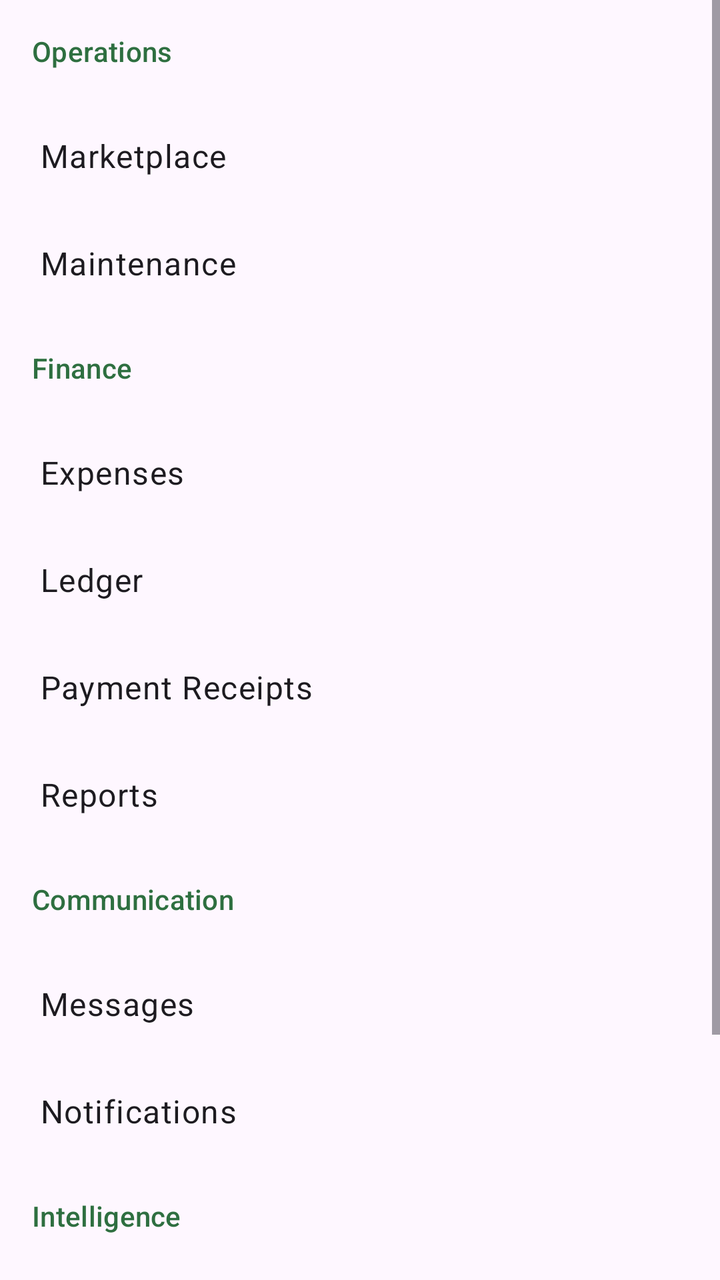
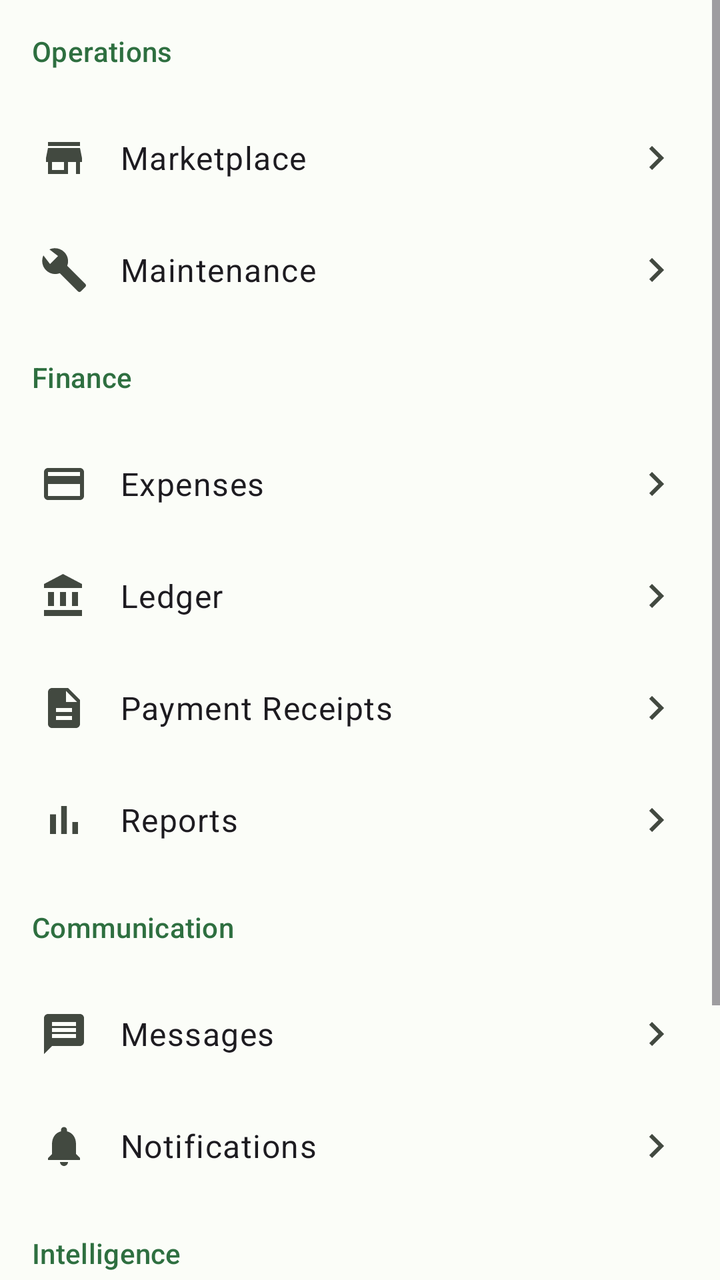

Screens rendered from an Android XML layout before and after an edit, with the pre-edit source and the edit as a unified diff.
<!-- AndroidManifest.xml: application theme Theme.LandLord -->
<!-- res/layout/fragment_more.xml -->
<?xml version="1.0" encoding="utf-8"?>
<ScrollView xmlns:android="http://schemas.android.com/apk/res/android"
    android:layout_width="match_parent"
    android:layout_height="match_parent">

    <LinearLayout
        android:layout_width="match_parent"
        android:layout_height="wrap_content"
        android:orientation="vertical">

        <TextView
            android:layout_width="match_parent"
            android:layout_height="wrap_content"
            android:padding="16dp"
            android:text="Operations"
            android:textAppearance="?attr/textAppearanceTitleSmall"
            android:textColor="?attr/colorPrimary" />

        <TextView
            android:id="@+id/more_marketplace"
            style="@style/MoreRow"
            android:text="Marketplace" />

        <TextView
            android:id="@+id/more_maintenance"
            style="@style/MoreRow"
            android:text="Maintenance" />

        <TextView
            android:layout_width="match_parent"
            android:layout_height="wrap_content"
            android:padding="16dp"
            android:text="Finance"
            android:textAppearance="?attr/textAppearanceTitleSmall"
            android:textColor="?attr/colorPrimary" />

        <TextView
            android:id="@+id/more_expenses"
            style="@style/MoreRow"
            android:text="Expenses" />

        <TextView
            android:id="@+id/more_ledger"
            style="@style/MoreRow"
            android:text="Ledger" />

        <TextView
            android:id="@+id/more_payment_receipts"
            style="@style/MoreRow"
            android:text="Payment Receipts" />

        <TextView
            android:id="@+id/more_reports"
            style="@style/MoreRow"
            android:text="Reports" />

        <TextView
            android:layout_width="match_parent"
            android:layout_height="wrap_content"
            android:padding="16dp"
            android:text="Communication"
            android:textAppearance="?attr/textAppearanceTitleSmall"
            android:textColor="?attr/colorPrimary" />

        <TextView
            android:id="@+id/more_messages"
            style="@style/MoreRow"
            android:text="Messages" />

        <TextView
            android:id="@+id/more_notifications"
            style="@style/MoreRow"
            android:text="Notifications" />

        <TextView
            android:layout_width="match_parent"
            android:layout_height="wrap_content"
            android:padding="16dp"
            android:text="Intelligence"
            android:textAppearance="?attr/textAppearanceTitleSmall"
            android:textColor="?attr/colorPrimary" />

        <TextView
            android:id="@+id/more_insights"
            style="@style/MoreRow"
            android:text="AI Insights" />

        <TextView
            android:layout_width="match_parent"
            android:layout_height="wrap_content"
            android:padding="16dp"
            android:text="Account"
            android:textAppearance="?attr/textAppearanceTitleSmall"
            android:textColor="?attr/colorPrimary" />

        <TextView
            android:id="@+id/more_settings"
            style="@style/MoreRow"
            android:text="Settings" />

    </LinearLayout>
</ScrollView>
<!-- resources referenced by this layout -->
<resources>
  <style name="MoreRow">
          <item name="android:layout_width">match_parent</item>
          <item name="android:layout_height">wrap_content</item>
          <item name="android:paddingHorizontal">20dp</item>
          <item name="android:paddingVertical">16dp</item>
          <item name="android:textAppearance">?attr/textAppearanceBodyLarge</item>
          <item name="android:foreground">?attr/selectableItemBackground</item>
          <item name="android:clickable">true</item>
          <item name="android:focusable">true</item>
      </style>
  <style name="Theme.LandLord" parent="Theme.Material3.DayNight.NoActionBar">
          <item name="colorPrimary">@color/landlord_primary</item>
          <item name="colorPrimaryDark">@color/landlord_primary_dark</item>
          <item name="colorSecondary">@color/landlord_secondary</item>
          <item name="colorOnPrimary">@color/landlord_on_primary</item>
          <item name="android:statusBarColor" tools:targetApi="l">@color/landlord_primary_dark</item>
      </style>
  <color name="landlord_primary">#2E6F40</color>
  <color name="landlord_primary_dark">#1B4332</color>
  <color name="landlord_secondary">#C9A227</color>
  <color name="landlord_on_primary">#FFFFFF</color>
</resources>

<!-- the commit's change to res/layout/fragment_more.xml (unified diff, before → after) -->
@@ -19,11 +19,13 @@
         <TextView
             android:id="@+id/more_marketplace"
             style="@style/MoreRow"
+            android:drawableStart="@drawable/ic_more_marketplace"
             android:text="Marketplace" />
 
         <TextView
             android:id="@+id/more_maintenance"
             style="@style/MoreRow"
+            android:drawableStart="@drawable/ic_more_maintenance"
             android:text="Maintenance" />
 
         <TextView
@@ -37,21 +39,25 @@
         <TextView
             android:id="@+id/more_expenses"
             style="@style/MoreRow"
+            android:drawableStart="@drawable/ic_more_expenses"
             android:text="Expenses" />
 
         <TextView
             android:id="@+id/more_ledger"
             style="@style/MoreRow"
+            android:drawableStart="@drawable/ic_more_ledger"
             android:text="Ledger" />
 
         <TextView
             android:id="@+id/more_payment_receipts"
             style="@style/MoreRow"
+            android:drawableStart="@drawable/ic_more_receipts"
             android:text="Payment Receipts" />
 
         <TextView
             android:id="@+id/more_reports"
             style="@style/MoreRow"
+            android:drawableStart="@drawable/ic_more_reports"
             android:text="Reports" />
 
         <TextView
@@ -65,11 +71,13 @@
         <TextView
             android:id="@+id/more_messages"
             style="@style/MoreRow"
+            android:drawableStart="@drawable/ic_more_messages"
             android:text="Messages" />
 
         <TextView
             android:id="@+id/more_notifications"
             style="@style/MoreRow"
+            android:drawableStart="@drawable/ic_more_notifications"
             android:text="Notifications" />
 
         <TextView
@@ -83,6 +91,7 @@
         <TextView
             android:id="@+id/more_insights"
             style="@style/MoreRow"
+            android:drawableStart="@drawable/ic_more_insights"
             android:text="AI Insights" />
 
         <TextView
@@ -96,6 +105,7 @@
         <TextView
             android:id="@+id/more_settings"
             style="@style/MoreRow"
+            android:drawableStart="@drawable/ic_more_settings"
             android:text="Settings" />
 
     </LinearLayout>
<!-- resource entries referenced after the edit -->
@@ -1,5 +1,115 @@
 <!-- resources referenced by this layout -->
 <resources>
+  <!-- drawable ic_more_expenses (drawable) -->
+  <?xml version="1.0" encoding="utf-8"?>
+  <vector xmlns:android="http://schemas.android.com/apk/res/android"
+      android:width="24dp"
+      android:height="24dp"
+      android:viewportWidth="24"
+      android:viewportHeight="24">
+      <path
+          android:fillColor="#FF000000"
+          android:pathData="M20,4L4,4c-1.11,0 -2,0.89 -2,2v12c0,1.11 0.89,2 2,2h16c1.11,0 2,-0.89 2,-2L22,6c0,-1.11 -0.89,-2 -2,-2zM20,18L4,18v-6h16v6zM20,8L4,8L4,6h16v2z" />
+  </vector>
+  <!-- drawable ic_more_insights (drawable) -->
+  <?xml version="1.0" encoding="utf-8"?>
+  <vector xmlns:android="http://schemas.android.com/apk/res/android"
+      android:width="24dp"
+      android:height="24dp"
+      android:viewportWidth="24"
+      android:viewportHeight="24">
+      <path
+          android:fillColor="#FF000000"
+          android:pathData="M19,9l1.25,-2.75L23,5l-2.75,-1.25L19,1l-1.25,2.75L15,5l2.75,1.25L19,9zM11.5,9.5L9,4L6.5,9.5L1,12l5.5,2.5L9,20l2.5,-5.5L17,12L11.5,9.5zM19,15l-1.25,2.75L15,19l2.75,1.25L19,23l1.25,-2.75L23,19l-2.75,-1.25L19,15z" />
+  </vector>
+  <!-- drawable ic_more_ledger (drawable) -->
+  <?xml version="1.0" encoding="utf-8"?>
+  <vector xmlns:android="http://schemas.android.com/apk/res/android"
+      android:width="24dp"
+      android:height="24dp"
+      android:viewportWidth="24"
+      android:viewportHeight="24">
+      <path
+          android:fillColor="#FF000000"
+          android:pathData="M4,10v7h3v-7L4,10zM10,10v7h3v-7h-3zM2,22h19v-3L2,19v3zM16,10v7h3v-7h-3zM11.5,1L2,6v2h19L21,6L11.5,1z" />
+  </vector>
+  <!-- drawable ic_more_maintenance (drawable) -->
+  <?xml version="1.0" encoding="utf-8"?>
+  <vector xmlns:android="http://schemas.android.com/apk/res/android"
+      android:width="24dp"
+      android:height="24dp"
+      android:viewportWidth="24"
+      android:viewportHeight="24">
+      <path
+          android:fillColor="#FF000000"
+          android:pathData="M22.7,19l-9.1,-9.1c0.9,-2.3 0.4,-5 -1.5,-6.9c-2,-2 -5,-2.4 -7.4,-1.3L9,5L5,9L1.7,4.7C0.6,7.1 1,10.1 3,12.1c1.9,1.9 4.6,2.4 6.9,1.5l9.1,9.1c0.4,0.4 1,0.4 1.4,0l2.3,-2.3C23.1,20 23.1,19.4 22.7,19z" />
+  </vector>
+  <!-- drawable ic_more_marketplace (drawable) -->
+  <?xml version="1.0" encoding="utf-8"?>
+  <vector xmlns:android="http://schemas.android.com/apk/res/android"
+      android:width="24dp"
+      android:height="24dp"
+      android:viewportWidth="24"
+      android:viewportHeight="24">
+      <path
+          android:fillColor="#FF000000"
+          android:pathData="M20,4L4,4v2h16L20,4zM21,14v-2l-1,-5L4,7l-1,5v2h1v6h10v-6h4v6h2v-6h1zM12,18L6,18v-4h6v4z" />
+  </vector>
+  <!-- drawable ic_more_messages (drawable) -->
+  <?xml version="1.0" encoding="utf-8"?>
+  <vector xmlns:android="http://schemas.android.com/apk/res/android"
+      android:width="24dp"
+      android:height="24dp"
+      android:viewportWidth="24"
+      android:viewportHeight="24">
+      <path
+          android:fillColor="#FF000000"
+          android:pathData="M20,2L4,2c-1.1,0 -2,0.9 -2,2v18l4,-4h14c1.1,0 2,-0.9 2,-2L22,4c0,-1.1 -0.9,-2 -2,-2zM18,14L6,14v-2h12v2zM18,11L6,11L6,9h12v2zM18,8L6,8L6,6h12v2z" />
+  </vector>
+  <!-- drawable ic_more_notifications (drawable) -->
+  <?xml version="1.0" encoding="utf-8"?>
+  <vector xmlns:android="http://schemas.android.com/apk/res/android"
+      android:width="24dp"
+      android:height="24dp"
+      android:viewportWidth="24"
+      android:viewportHeight="24">
+      <path
+          android:fillColor="#FF000000"
+          android:pathData="M12,22c1.1,0 2,-0.9 2,-2h-4c0,1.1 0.89,2 2,2zM18,16v-5c0,-3.07 -1.64,-5.64 -4.5,-6.32L13.5,4c0,-0.83 -0.67,-1.5 -1.5,-1.5S10.5,3.17 10.5,4v0.68C7.63,5.36 6,7.92 6,11v5l-2,2v1h16v-1l-2,-2z" />
+  </vector>
+  <!-- drawable ic_more_receipts (drawable) -->
+  <?xml version="1.0" encoding="utf-8"?>
+  <vector xmlns:android="http://schemas.android.com/apk/res/android"
+      android:width="24dp"
+      android:height="24dp"
+      android:viewportWidth="24"
+      android:viewportHeight="24">
+      <path
+          android:fillColor="#FF000000"
+          android:pathData="M14,2L6,2c-1.1,0 -1.99,0.9 -1.99,2L4,20c0,1.1 0.89,2 1.99,2L18,22c1.1,0 2,-0.9 2,-2L20,8l-6,-6zM16,18L8,18v-2h8v2zM16,14L8,14v-2h8v2zM13,9L13,3.5L18.5,9L13,9z" />
+  </vector>
+  <!-- drawable ic_more_reports (drawable) -->
+  <?xml version="1.0" encoding="utf-8"?>
+  <vector xmlns:android="http://schemas.android.com/apk/res/android"
+      android:width="24dp"
+      android:height="24dp"
+      android:viewportWidth="24"
+      android:viewportHeight="24">
+      <path
+          android:fillColor="#FF000000"
+          android:pathData="M5,9.2h3L8,19L5,19L5,9.2zM10.6,5h2.8v14h-2.8L10.6,5zM16.2,13h2.8v6h-2.8L16.2,13z" />
+  </vector>
+  <!-- drawable ic_more_settings (drawable) -->
+  <?xml version="1.0" encoding="utf-8"?>
+  <vector xmlns:android="http://schemas.android.com/apk/res/android"
+      android:width="24dp"
+      android:height="24dp"
+      android:viewportWidth="24"
+      android:viewportHeight="24">
+      <path
+          android:fillColor="#FF000000"
+          android:pathData="M19.14,12.94c0.04,-0.3 0.06,-0.61 0.06,-0.94c0,-0.32 -0.02,-0.64 -0.07,-0.94l2.03,-1.58c0.18,-0.14 0.23,-0.41 0.12,-0.61l-1.92,-3.32c-0.12,-0.22 -0.37,-0.29 -0.59,-0.22l-2.39,0.96c-0.5,-0.38 -1.03,-0.7 -1.62,-0.94l-0.36,-2.54c-0.04,-0.24 -0.24,-0.41 -0.48,-0.41h-3.84c-0.24,0 -0.43,0.17 -0.47,0.41l-0.36,2.54c-0.59,0.24 -1.13,0.57 -1.62,0.94l-2.39,-0.96c-0.22,-0.08 -0.47,0 -0.59,0.22L2.74,8.87c-0.12,0.21 -0.08,0.47 0.12,0.61l2.03,1.58c-0.05,0.3 -0.09,0.63 -0.09,0.94s0.02,0.64 0.07,0.94l-2.03,1.58c-0.18,0.14 -0.23,0.41 -0.12,0.61l1.92,3.32c0.12,0.22 0.37,0.29 0.59,0.22l2.39,-0.96c0.5,0.38 1.03,0.7 1.62,0.94l0.36,2.54c0.05,0.24 0.24,0.41 0.48,0.41h3.84c0.24,0 0.44,-0.17 0.47,-0.41l0.36,-2.54c0.59,-0.24 1.13,-0.56 1.62,-0.94l2.39,0.96c0.22,0.08 0.47,0 0.59,-0.22l1.92,-3.32c0.12,-0.22 0.07,-0.47 -0.12,-0.61L19.14,12.94zM12,15.6c-1.98,0 -3.6,-1.62 -3.6,-3.6s1.62,-3.6 3.6,-3.6s3.6,1.62 3.6,3.6S13.98,15.6 12,15.6z" />
+  </vector>
   <style name="MoreRow">
           <item name="android:layout_width">match_parent</item>
           <item name="android:layout_height">wrap_content</item>
@@ -9,17 +119,103 @@
           <item name="android:foreground">?attr/selectableItemBackground</item>
           <item name="android:clickable">true</item>
           <item name="android:focusable">true</item>
+          <item name="android:drawablePadding">16dp</item>
+          <item name="android:drawableEnd">@drawable/ic_chevron_right</item>
+          <item name="android:drawableTint">?attr/colorOnSurfaceVariant</item>
+          <item name="android:gravity">center_vertical</item>
       </style>
   <style name="Theme.LandLord" parent="Theme.Material3.DayNight.NoActionBar">
-          <item name="colorPrimary">@color/landlord_primary</item>
-          <item name="colorPrimaryDark">@color/landlord_primary_dark</item>
-          <item name="colorSecondary">@color/landlord_secondary</item>
-          <item name="colorOnPrimary">@color/landlord_on_primary</item>
-          <item name="android:statusBarColor" tools:targetApi="l">@color/landlord_primary_dark</item>
-      </style>
-  <color name="landlord_primary">#2E6F40</color>
-  <color name="landlord_primary_dark">#1B4332</color>
-  <color name="landlord_secondary">#C9A227</color>
-  <color name="landlord_on_primary">#FFFFFF</color>
+          <item name="colorPrimary">@color/md_primary</item>
+          <item name="colorOnPrimary">@color/md_on_primary</item>
+          <item name="colorPrimaryContainer">@color/md_primary_container</item>
+          <item name="colorOnPrimaryContainer">@color/md_on_primary_container</item>
+  
+          <item name="colorSecondary">@color/md_secondary</item>
+          <item name="colorOnSecondary">@color/md_on_secondary</item>
+          <item name="colorSecondaryContainer">@color/md_secondary_container</item>
+          <item name="colorOnSecondaryContainer">@color/md_on_secondary_container</item>
+  
+          <item name="colorTertiary">@color/md_tertiary</item>
+          <item name="colorOnTertiary">@color/md_on_tertiary</item>
+          <item name="colorTertiaryContainer">@color/md_tertiary_container</item>
+          <item name="colorOnTertiaryContainer">@color/md_on_tertiary_container</item>
+  
+          <item name="colorError">@color/md_error</item>
+          <item name="colorOnError">@color/md_on_error</item>
+          <item name="colorErrorContainer">@color/md_error_container</item>
+          <item name="colorOnErrorContainer">@color/md_on_error_container</item>
+  
+          <item name="android:colorBackground">@color/md_background</item>
+          <item name="colorOnBackground">@color/md_on_background</item>
+          <item name="colorSurface">@color/md_surface</item>
+          <item name="colorOnSurface">@color/md_on_surface</item>
+          <item name="colorSurfaceVariant">@color/md_surface_variant</item>
+          <item name="colorOnSurfaceVariant">@color/md_on_surface_variant</item>
+  
+          <item name="colorSurfaceContainerLowest">@color/md_surface_container_lowest</item>
+          <item name="colorSurfaceContainerLow">@color/md_surface_container_low</item>
+          <item name="colorSurfaceContainer">@color/md_surface_container</item>
+          <item name="colorSurfaceContainerHigh">@color/md_surface_container_high</item>
+          <item name="colorSurfaceContainerHighest">@color/md_surface_container_highest</item>
+  
+          <item name="colorOutline">@color/md_outline</item>
+          <item name="colorOutlineVariant">@color/md_outline_variant</item>
+          <item name="android:statusBarColor" tools:targetApi="l">@color/md_surface</item>
+          <item name="android:navigationBarColor" tools:targetApi="l">@color/md_surface</item>
+          <item name="android:windowLightStatusBar" tools:targetApi="o">@bool/md_light_status_bar</item>
+  
+          <item name="shapeAppearanceSmallComponent">@style/ShapeAppearance.LandLord.Small</item>
+          <item name="shapeAppearanceMediumComponent">@style/ShapeAppearance.LandLord.Medium</item>
+          <item name="shapeAppearanceLargeComponent">@style/ShapeAppearance.LandLord.Large</item>
+      </style>
+  <!-- drawable ic_chevron_right (drawable) -->
+  <?xml version="1.0" encoding="utf-8"?>
+  <vector xmlns:android="http://schemas.android.com/apk/res/android"
+      android:width="24dp"
+      android:height="24dp"
+      android:viewportWidth="24"
+      android:viewportHeight="24">
+      <path
+          android:fillColor="#FF000000"
+          android:pathData="M8.59,16.59L13.17,12L8.59,7.41L10,6l6,6l-6,6L8.59,16.59z" />
+  </vector>
+  <color name="md_primary">#2E6F40</color>
+  <color name="md_on_primary">#FFFFFF</color>
+  <color name="md_primary_container">#B8F0C4</color>
+  <color name="md_on_primary_container">#002109</color>
+  <color name="md_secondary">#6B5A1E</color>
+  <color name="md_on_secondary">#FFFFFF</color>
+  <color name="md_secondary_container">#FFE8A3</color>
+  <color name="md_on_secondary_container">#241A00</color>
+  <color name="md_tertiary">#3A608A</color>
+  <color name="md_on_tertiary">#FFFFFF</color>
+  <color name="md_tertiary_container">#D3E4FF</color>
+  <color name="md_on_tertiary_container">#001C37</color>
+  <color name="md_error">#BA1A1A</color>
+  <color name="md_on_error">#FFFFFF</color>
+  <color name="md_error_container">#FFDAD6</color>
+  <color name="md_on_error_container">#410002</color>
+  <color name="md_background">#FBFDF8</color>
+  <color name="md_on_background">#1A1C19</color>
+  <color name="md_surface">#FBFDF8</color>
+  <color name="md_on_surface">#1A1C19</color>
+  <color name="md_surface_variant">#DEE5D8</color>
+  <color name="md_on_surface_variant">#424940</color>
+  <color name="md_surface_container_lowest">#FFFFFF</color>
+  <color name="md_surface_container_low">#F5F7F0</color>
+  <color name="md_surface_container">#EFF1EB</color>
+  <color name="md_surface_container_high">#E9EBE5</color>
+  <color name="md_surface_container_highest">#E3E6DF</color>
+  <color name="md_outline">#72796F</color>
+  <color name="md_outline_variant">#C2C9BC</color>
+  <style name="ShapeAppearance.LandLord.Small" parent="ShapeAppearance.Material3.Corner.Small">
+          <item name="cornerSize">12dp</item>
+      </style>
+  <style name="ShapeAppearance.LandLord.Medium" parent="ShapeAppearance.Material3.Corner.Medium">
+          <item name="cornerSize">16dp</item>
+      </style>
+  <style name="ShapeAppearance.LandLord.Large" parent="ShapeAppearance.Material3.Corner.Large">
+          <item name="cornerSize">24dp</item>
+      </style>
 </resources>
 
